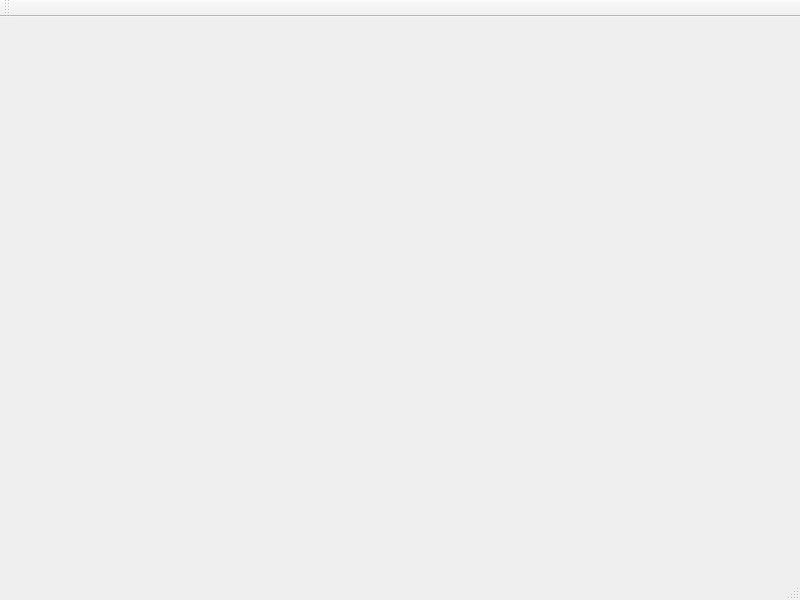
Old version of the form comicreader.ui in the repository floatlazer/ComicReader.
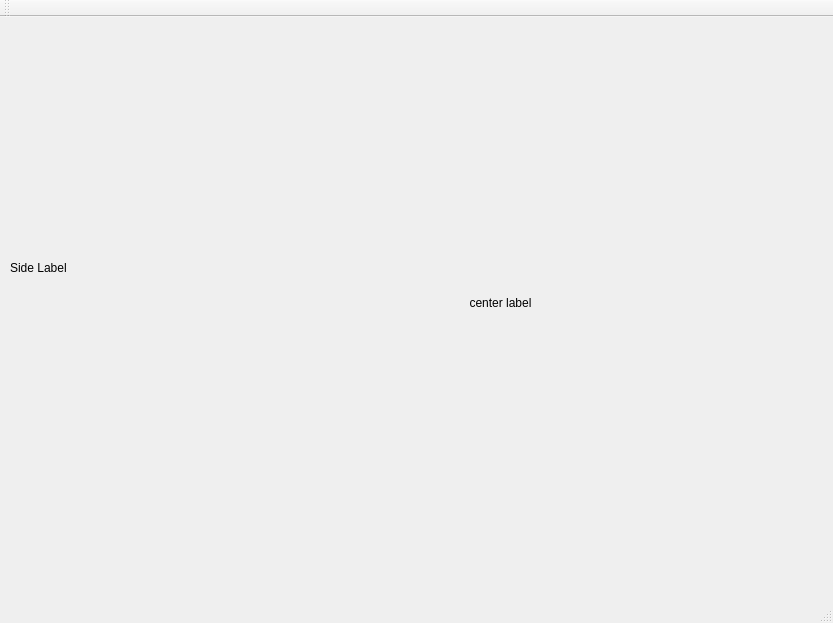
New version of the form.

Commit message: add side label

What changed in the file:
```diff
--- a/comicreader.ui
+++ b/comicreader.ui
@@ -6,8 +6,8 @@
    <rect>
     <x>0</x>
     <y>0</y>
-    <width>800</width>
-    <height>600</height>
+    <width>833</width>
+    <height>623</height>
    </rect>
   </property>
   <property name="windowTitle">
@@ -17,18 +17,34 @@
    <widget class="QLabel" name="label">
     <property name="geometry">
      <rect>
-      <x>0</x>
-      <y>35</y>
-      <width>800</width>
-      <height>538</height>
+      <x>220</x>
+      <y>50</y>
+      <width>561</width>
+      <height>471</height>
      </rect>
     </property>
     <property name="text">
-     <string/>
+     <string>center label</string>
     </property>
     <property name="scaledContents">
      <bool>false</bool>
     </property>
+    <property name="alignment">
+     <set>Qt::AlignCenter</set>
+    </property>
+   </widget>
+   <widget class="QLabel" name="sideLabel">
+    <property name="geometry">
+     <rect>
+      <x>10</x>
+      <y>10</y>
+      <width>141</width>
+      <height>481</height>
+     </rect>
+    </property>
+    <property name="text">
+     <string>Side Label</string>
+    </property>
    </widget>
   </widget>
   <widget class="QMenuBar" name="menuBar">
```
Left out of the diff: 4 changed lines with no effect on the pictures. The commit also changes 5 other files.
